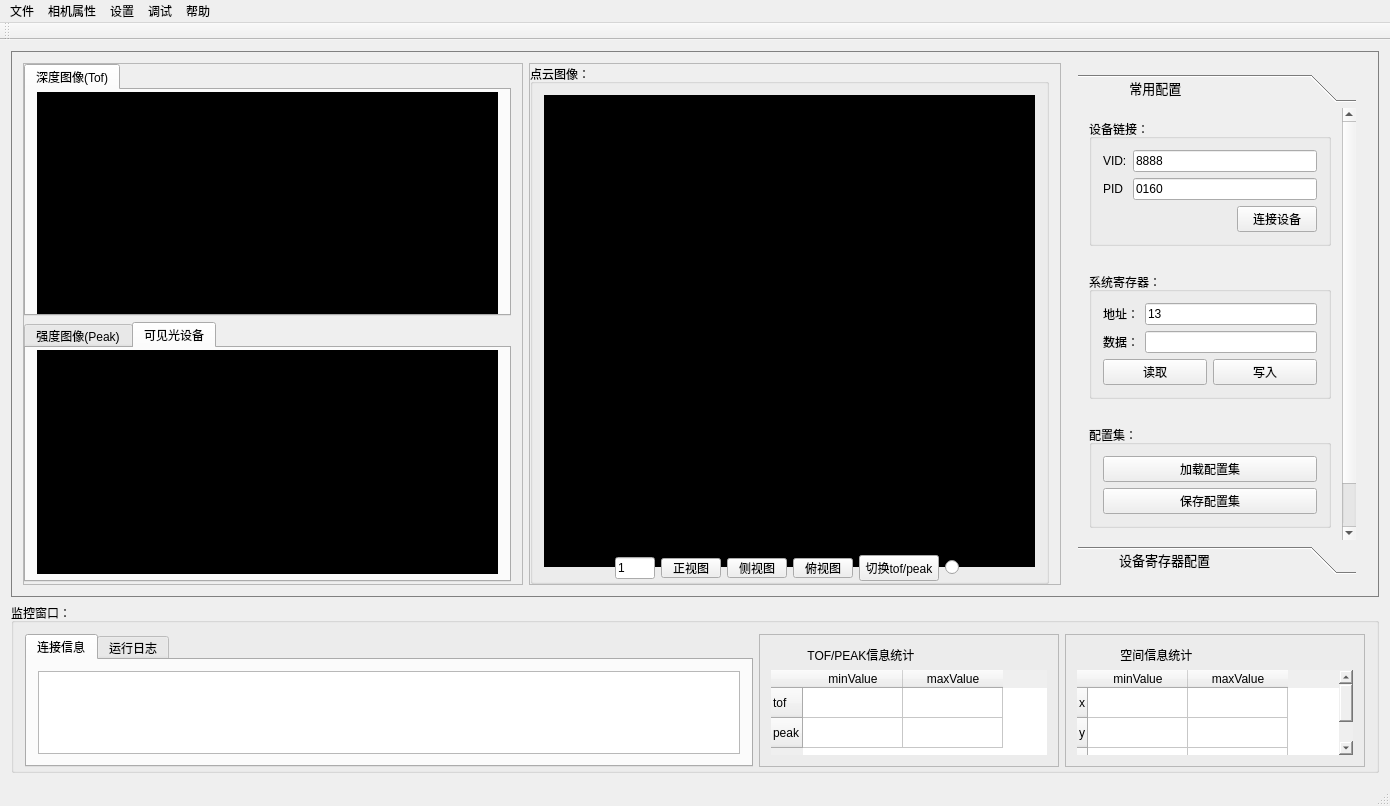
Qt form mainwindow.ui (heathen557/show3DPointCloud) before a commit.
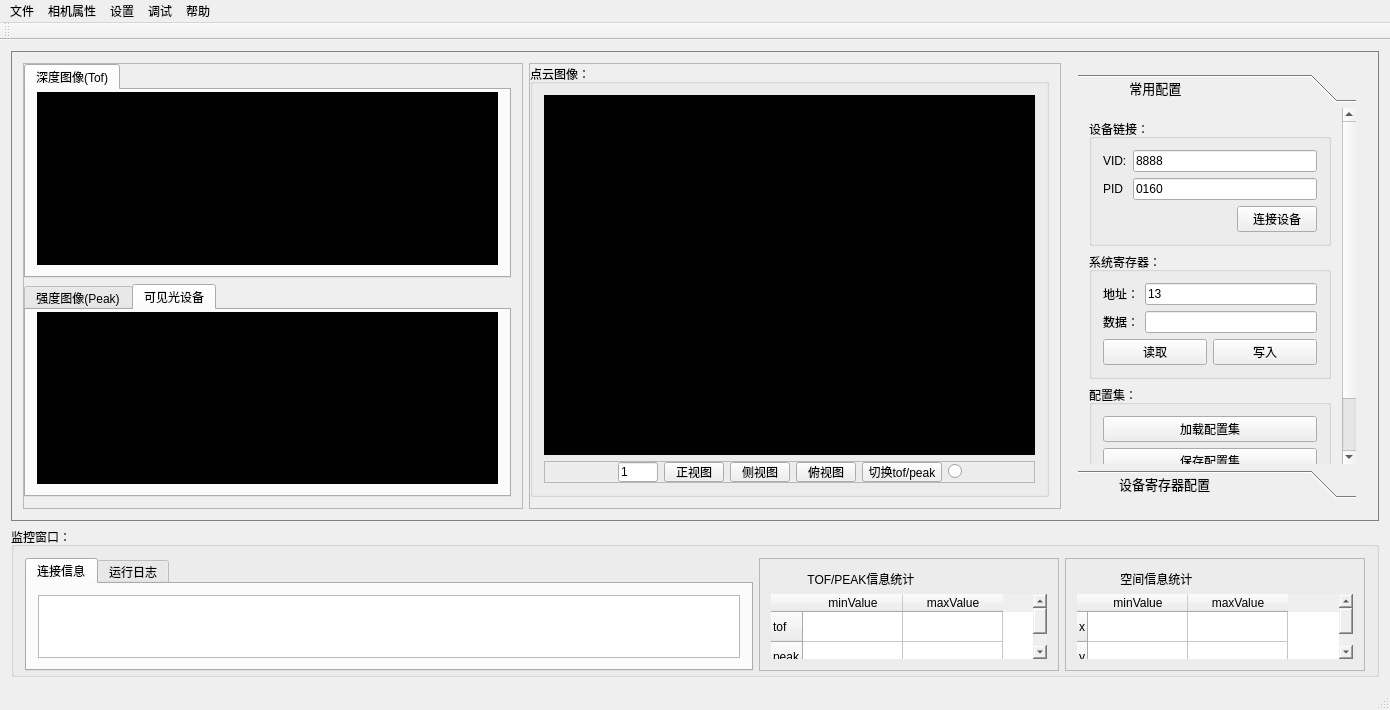
The same form after that commit. The open tabs and pages were chosen to show the change. Icons and pictures are not drawn. Custom widgets are drawn as their Qt base class.

Commit message: 1、软件界面的分辨率更改过版本

The edit to the form file:
```diff
--- a/mainwindow.ui
+++ b/mainwindow.ui
@@ -7,13 +7,19 @@
     <x>0</x>
     <y>0</y>
     <width>1390</width>
-    <height>806</height>
+    <height>710</height>
    </rect>
   </property>
   <property name="minimumSize">
    <size>
     <width>1330</width>
-    <height>806</height>
+    <height>600</height>
+   </size>
+  </property>
+  <property name="maximumSize">
+   <size>
+    <width>16777215</width>
+    <height>16777215</height>
    </size>
   </property>
   <property name="windowTitle">
@@ -33,6 +39,12 @@
    <layout class="QGridLayout" name="gridLayout">
     <item row="0" column="0">
      <widget class="QFrame" name="frame_4">
+      <property name="maximumSize">
+       <size>
+        <width>16777215</width>
+        <height>16777215</height>
+       </size>
+      </property>
       <property name="styleSheet">
        <string notr="true">QFrame#frame_4{
 border:1px solid grey;}</string>
@@ -80,10 +92,16 @@
              <layout class="QVBoxLayout" name="verticalLayout">
               <item>
                <widget class="QTabWidget" name="tabWidget">
+                <property name="maximumSize">
+                 <size>
+                  <width>16777215</width>
+                  <height>16777215</height>
+                 </size>
+                </property>
                 <property name="styleSheet">
                  <string notr="true">font:10pt &quot;黑体&quot;;</string>
                 </property>
-                <widget class="QWidget" name="tabWidgetPage1" native="true">
+                <widget class="QWidget" name="tabWidgetPage1">
                  <attribute name="title">
                   <string>深度图像(Tof)</string>
                  </attribute>
@@ -96,7 +114,7 @@
                     <property name="minimumSize">
                      <size>
                       <width>384</width>
-                      <height>224</height>
+                      <height>150</height>
                      </size>
                     </property>
                     <property name="maximumSize">
@@ -114,8 +132,6 @@
                    </widget>
                   </item>
                  </layout>
-                 <zorder>showTOF_label</zorder>
-                 <zorder>frame_7</zorder>
                 </widget>
                </widget>
               </item>
@@ -123,17 +139,23 @@
                <widget class="QTabWidget" name="tabWidget_2">
                 <property name="minimumSize">
                  <size>
-                  <width>384</width>
-                  <height>260</height>
+                  <width>0</width>
+                  <height>0</height>
+                 </size>
+                </property>
+                <property name="maximumSize">
+                 <size>
+                  <width>16777215</width>
+                  <height>16777215</height>
                  </size>
                 </property>
                 <property name="styleSheet">
                  <string notr="true">font:10pt &quot;黑体&quot;;</string>
                 </property>
                 <property name="currentIndex">
-                 <number>0</number>
+                 <number>1</number>
                 </property>
-                <widget class="QWidget" name="tabWidget_2Page1" native="true">
+                <widget class="QWidget" name="tabWidget_2Page1">
                  <attribute name="title">
                   <string>强度图像(Peak)</string>
                  </attribute>
@@ -146,7 +168,7 @@
                     <property name="minimumSize">
                      <size>
                       <width>384</width>
-                      <height>224</height>
+                      <height>100</height>
                      </size>
                     </property>
                     <property name="maximumSize">
@@ -181,7 +203,7 @@
                     <property name="minimumSize">
                      <size>
                       <width>384</width>
-                      <height>224</height>
+                      <height>150</height>
                      </size>
                     </property>
                     <property name="maximumSize">
@@ -242,7 +264,7 @@
               <property name="minimumSize">
                <size>
                 <width>0</width>
-                <height>520</height>
+                <height>300</height>
                </size>
               </property>
               <property name="maximumSize">
@@ -257,16 +279,13 @@
               <property name="title">
                <string>点云图像：</string>
               </property>
-              <layout class="QGridLayout" name="gridLayout_6">
-               <property name="bottomMargin">
-                <number>0</number>
-               </property>
+              <layout class="QGridLayout" name="gridLayout_20">
                <item row="0" column="0">
                 <widget class="GLWidget" name="widget" native="true">
                  <property name="minimumSize">
                   <size>
                    <width>0</width>
-                   <height>472</height>
+                   <height>200</height>
                   </size>
                  </property>
                  <property name="maximumSize">
@@ -279,22 +298,43 @@
                   <string notr="true">border:1px solid black;
 background-color: rgb(0, 0, 0);</string>
                  </property>
-                 <zorder>frame</zorder>
-                 <zorder>frame</zorder>
-                 <zorder>frame</zorder>
-                 <zorder>frame</zorder>
                 </widget>
                </item>
                <item row="1" column="0">
-                <layout class="QHBoxLayout" name="horizontalLayout_15">
-                 <item>
-                  <widget class="QLabel" name="label_6">
-                   <property name="text">
-                    <string/>
-                   </property>
-                  </widget>
-                 </item>
-                 <item>
+                <widget class="QFrame" name="frame_7">
+                 <property name="maximumSize">
+                  <size>
+                   <width>16777215</width>
+                   <height>22</height>
+                  </size>
+                 </property>
+                 <property name="frameShape">
+                  <enum>QFrame::StyledPanel</enum>
+                 </property>
+                 <property name="frameShadow">
+                  <enum>QFrame::Raised</enum>
+                 </property>
+                 <layout class="QGridLayout" name="gridLayout_6">
+                  <property name="topMargin">
+                   <number>0</number>
+                  </property>
+                  <property name="bottomMargin">
+                   <number>0</number>
+                  </property>
+                  <item row="0" column="0">
+                   <spacer name="horizontalSpacer_5">
+                    <property name="orientation">
+                     <enum>Qt::Horizontal</enum>
+                    </property>
+                    <property name="sizeHint" stdset="0">
+                     <size>
+                      <width>57</width>
+                      <height>17</height>
+                     </size>
+                    </property>
+                   </spacer>
+                  </item>
+                  <item row="0" column="1">
                   <widget class="QLineEdit" name="gainImage_lineEdit">
                    <property name="maximumSize">
                     <size>
@@ -307,9 +347,7 @@
                    </property>
                   </widget>
                  </item>
-                 <item>
-                  <layout class="QHBoxLayout" name="horizontalLayout_14">
-                   <item>
+                  <item row="0" column="2">
                     <widget class="QPushButton" name="pushButton_3">
                      <property name="maximumSize">
                       <size>
@@ -322,7 +360,7 @@
                      </property>
                     </widget>
                    </item>
-                   <item>
+                  <item row="0" column="3">
                     <widget class="QPushButton" name="pushButton_4">
                      <property name="maximumSize">
                       <size>
@@ -335,7 +373,7 @@
                      </property>
                     </widget>
                    </item>
-                   <item>
+                  <item row="0" column="4">
                     <widget class="QPushButton" name="pushButton_5">
                      <property name="maximumSize">
                       <size>
@@ -348,9 +386,7 @@
                      </property>
                     </widget>
                    </item>
-                  </layout>
-                 </item>
-                 <item>
+                  <item row="0" column="5">
                   <widget class="QPushButton" name="change_pushButton">
                    <property name="maximumSize">
                     <size>
@@ -363,7 +399,7 @@
                    </property>
                   </widget>
                  </item>
-                 <item>
+                  <item row="0" column="6">
                   <widget class="QRadioButton" name="radioButton">
                    <property name="maximumSize">
                     <size>
@@ -376,14 +412,21 @@
                    </property>
                   </widget>
                  </item>
-                 <item>
-                  <widget class="QLabel" name="label_10">
-                   <property name="text">
-                    <string/>
-                   </property>
-                  </widget>
-                 </item>
-                </layout>
+                  <item row="0" column="7">
+                   <spacer name="horizontalSpacer_6">
+                    <property name="orientation">
+                     <enum>Qt::Horizontal</enum>
+                    </property>
+                    <property name="sizeHint" stdset="0">
+                     <size>
+                      <width>57</width>
+                      <height>17</height>
+                     </size>
+                    </property>
+                   </spacer>
+                  </item>
+                 </layout>
+                </widget>
                </item>
               </layout>
              </widget>
@@ -435,7 +478,7 @@
                  <x>0</x>
                  <y>0</y>
                  <width>282</width>
-                 <height>461</height>
+                 <height>385</height>
                 </rect>
                </property>
                <attribute name="label">
@@ -525,19 +568,6 @@
                     </layout>
                    </widget>
                   </item>
-                  <item>
-                   <spacer name="horizontalSpacer_2">
-                    <property name="orientation">
-                     <enum>Qt::Horizontal</enum>
-                    </property>
-                    <property name="sizeHint" stdset="0">
-                     <size>
-                      <width>40</width>
-                      <height>20</height>
-                     </size>
-                    </property>
-                   </spacer>
-                  </item>
                   <item>
                    <widget class="QGroupBox" name="groupBox_6">
                     <property name="maximumSize">
@@ -607,19 +637,6 @@
                     </layout>
                    </widget>
                   </item>
-                  <item>
-                   <spacer name="horizontalSpacer_3">
-                    <property name="orientation">
-                     <enum>Qt::Horizontal</enum>
-                    </property>
-                    <property name="sizeHint" stdset="0">
-                     <size>
-                      <width>40</width>
-                      <height>20</height>
-                     </size>
-                    </property>
-                   </spacer>
-                  </item>
                   <item>
                    <widget class="QGroupBox" name="groupBox_8">
                     <property name="maximumSize">
@@ -653,19 +670,6 @@
                     </layout>
                    </widget>
                   </item>
-                  <item>
-                   <spacer name="horizontalSpacer_4">
-                    <property name="orientation">
-                     <enum>Qt::Horizontal</enum>
-                    </property>
-                    <property name="sizeHint" stdset="0">
-                     <size>
-                      <width>40</width>
-                      <height>20</height>
-                     </size>
-                    </property>
-                   </spacer>
-                  </item>
                   <item>
                    <layout class="QHBoxLayout" name="horizontalLayout_12">
                     <item>
@@ -696,7 +700,7 @@
                   <property name="sizeHint" stdset="0">
                    <size>
                     <width>138</width>
-                    <height>21</height>
+                    <height>20</height>
                    </size>
                   </property>
                  </spacer>
@@ -709,7 +713,7 @@
                  <x>0</x>
                  <y>0</y>
                  <width>282</width>
-                 <height>461</height>
+                 <height>385</height>
                 </rect>
                </property>
                <attribute name="label">
@@ -756,16 +760,22 @@
     </item>
     <item row="1" column="0">
      <widget class="QGroupBox" name="groupBox_5">
+      <property name="sizePolicy">
+       <sizepolicy hsizetype="Preferred" vsizetype="Preferred">
+        <horstretch>0</horstretch>
+        <verstretch>0</verstretch>
+       </sizepolicy>
+      </property>
       <property name="minimumSize">
        <size>
         <width>0</width>
-        <height>170</height>
+        <height>150</height>
        </size>
       </property>
       <property name="maximumSize">
        <size>
         <width>16777215</width>
-        <height>500</height>
+        <height>150</height>
        </size>
       </property>
       <property name="styleSheet">
```
Lines whose indentation alone changed are shown as unchanged. The commit also changes 4 other files.
